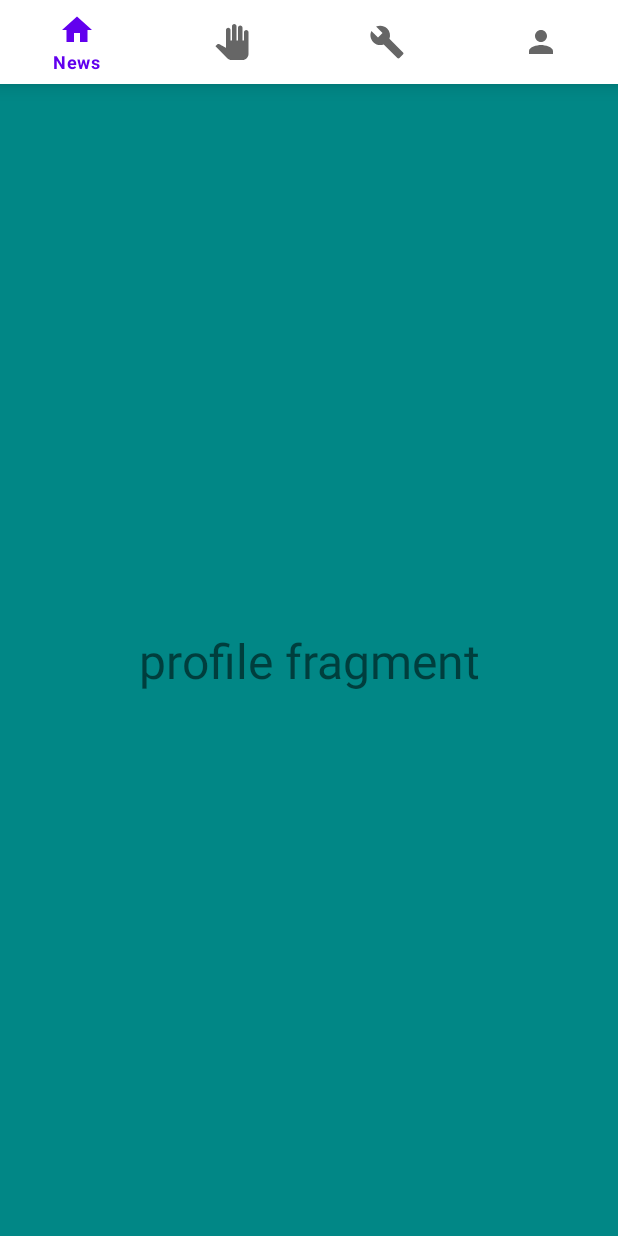
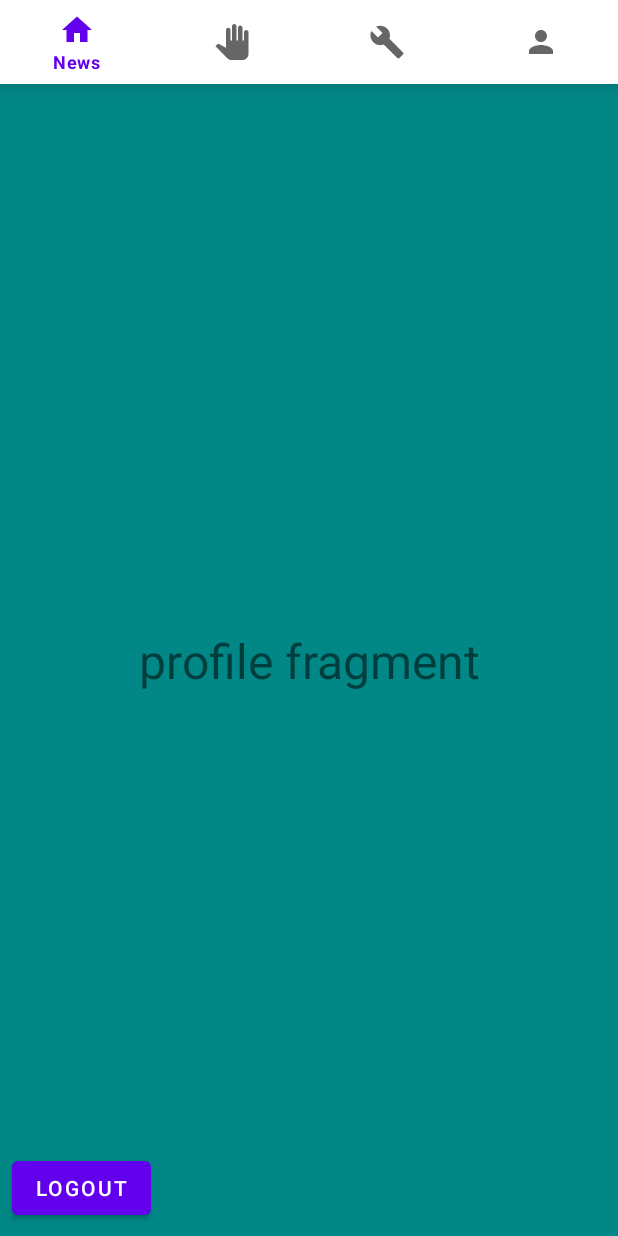
Before and after one commit to antonercool/Mobile-App-Exam, an Android app: the fragment Profile placed in its activity, on a phone screen of 412 x 824 dp. Run offline under Robolectric (Android 15) with nearby library versions, the phone set to English and light mode, and no system bars; our stand-ins replace Firebase (no records; nobody signed in at launch, a user with empty details on screens opened directly).

```diff
--- a/app/build.gradle
+++ b/app/build.gradle
@@ -1,5 +1,6 @@
 plugins {
     id 'com.android.application'
+    id 'com.google.gms.google-services'
 }
 
 android {
@@ -32,6 +33,11 @@ dependencies {
     implementation 'androidx.appcompat:appcompat:1.2.0'
     implementation 'com.google.android.material:material:1.3.0'
     implementation 'androidx.constraintlayout:constraintlayout:2.0.4'
+    implementation 'com.google.firebase:firebase-auth:21.0.1'
+    implementation 'com.google.android.gms:play-services-auth:19.2.0'
+    implementation 'com.shobhitpuri.custombuttons:google-signin:1.1.0'
+    implementation 'com.facebook.android:facebook-login:latest.release'
+    implementation platform('com.google.firebase:firebase-bom:29.0.0')
     testImplementation 'junit:junit:4.+'
     androidTestImplementation 'androidx.test.ext:junit:1.1.2'
     androidTestImplementation 'androidx.test.espresso:espresso-core:3.3.0'
--- a/app/src/main/java/dk/au/mad21fall/assignment/sousvideentusiaster/MasterNavigator/Fragments/Profile.java
+++ b/app/src/main/java/dk/au/mad21fall/assignment/sousvideentusiaster/MasterNavigator/Fragments/Profile.java
@@ -1,21 +1,45 @@
 package dk.au.mad21fall.assignment.sousvideentusiaster.MasterNavigator.Fragments;
 
+import android.content.Intent;
 import android.os.Bundle;
 import android.view.LayoutInflater;
 import android.view.View;
 import android.view.ViewGroup;
+import android.widget.Button;
 
 import androidx.annotation.NonNull;
 import androidx.annotation.Nullable;
 import androidx.fragment.app.Fragment;
 
+import com.google.android.gms.auth.api.signin.GoogleSignIn;
+import com.google.android.gms.auth.api.signin.GoogleSignInAccount;
+import com.google.firebase.auth.FirebaseAuth;
+
+import dk.au.mad21fall.assignment.sousvideentusiaster.Login.LoginActivity;
 import dk.au.mad21fall.assignment.sousvideentusiaster.R;
 
 public class Profile extends Fragment {
 
+    Button logoutBttn;
+
     @Nullable
     @Override
     public View onCreateView(@NonNull LayoutInflater inflater, @Nullable ViewGroup container, @Nullable Bundle savedInstanceState) {
-        return inflater.inflate(R.layout.profile_fragment, container, false);
+        View view =  inflater.inflate(R.layout.profile_fragment, container, false);
+        logoutBttn = view.findViewById(R.id.logoutBttn);
+
+        logoutBttn.setOnClickListener(new View.OnClickListener() {
+            @Override
+            public void onClick(View v) {
+                FirebaseAuth.getInstance().signOut();
+                getActivity().finish();
+            }
+        });
+
+        GoogleSignInAccount signInAccount = GoogleSignIn.getLastSignedInAccount(getContext());
+
+        return view;
     }
+
+
 }
--- a/app/src/main/res/layout/profile_fragment.xml
+++ b/app/src/main/res/layout/profile_fragment.xml
@@ -1,6 +1,7 @@
 <?xml version="1.0" encoding="utf-8"?>
 <androidx.constraintlayout.widget.ConstraintLayout xmlns:android="http://schemas.android.com/apk/res/android"
     xmlns:app="http://schemas.android.com/apk/res-auto"
+    xmlns:tools="http://schemas.android.com/tools"
     android:id="@+id/question_fragment"
     android:layout_width="match_parent"
     android:layout_height="match_parent"
@@ -17,5 +18,15 @@
         app:layout_constraintStart_toStartOf="parent"
         app:layout_constraintTop_toTopOf="parent" />
 
+    <Button
+        android:id="@+id/logoutBttn"
+        android:layout_width="wrap_content"
+        android:layout_height="wrap_content"
+        android:layout_marginStart="8dp"
+        android:layout_marginBottom="8dp"
+        android:text="Logout"
+        app:layout_constraintBottom_toBottomOf="parent"
+        app:layout_constraintStart_toStartOf="parent" />
+
 
 </androidx.constraintlayout.widget.ConstraintLayout>
--- a/build.gradle
+++ b/build.gradle
@@ -6,6 +6,7 @@ buildscript {
     }
     dependencies {
         classpath "com.android.tools.build:gradle:7.0.3"
+        classpath 'com.google.gms:google-services:4.3.0'
 
         // NOTE: Do not place your application dependencies here; they belong
         // in the individual module build.gradle files
```
Also changed, not shown: app/src/main/AndroidManifest.xml (+10 -1 lines), app/src/main/java/dk/au/mad21fall/assignment/sousvideentusiaster/Login/LoginActivity.java (added, +127 -0 lines), app/src/main/res/layout/activity_login.xml (added, +45 -0 lines), 2 other files.
